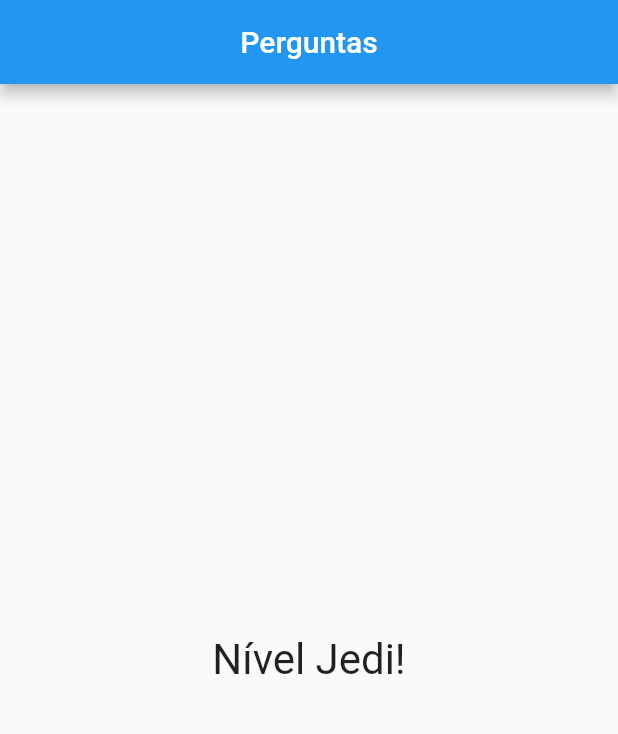
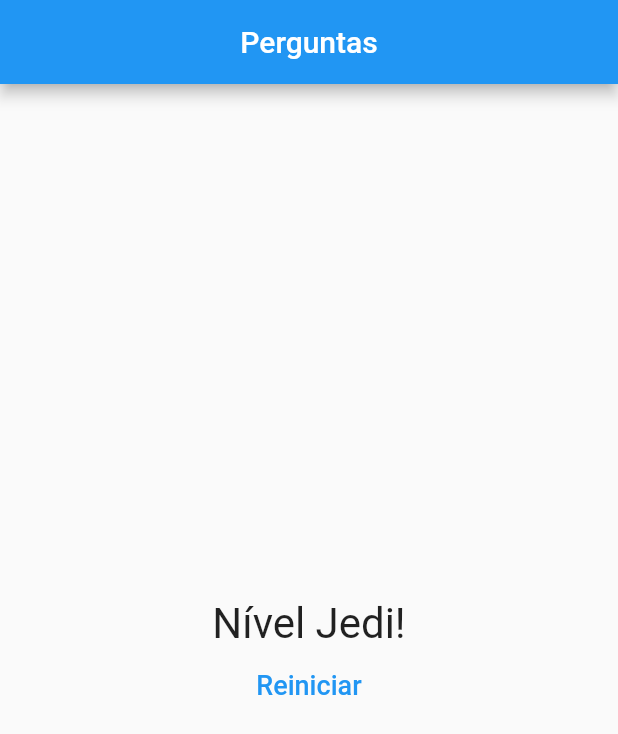
Before and after one commit to rafaelrsanches/cursos_flutter, a Flutter app: the screen it shows after launch, after a tap on "Preto", after a tap on "Cobra", after a tap on "Leonardo", on a phone screen of 412 x 824 dp. Shown: the top 734 px of the screen. Run offline on Flutter 3.47's test engine with Material 2 defaults, Android fonts, the phone set to English and light mode, and no system bars.

Commit message:
Reiniciando Questionário

```diff
--- a/curso_flutter/projeto_perguntas/lib/main.dart
+++ b/curso_flutter/projeto_perguntas/lib/main.dart
@@ -47,6 +47,13 @@ class _perguntaAppState extends State<PerguntaApp> {
     }
   }
 
+  void _reiniciarQuestionario() {
+    setState(() {
+      _perguntaSelecionada = 0;
+      _pontuacaoTotal = 0;
+    });
+  }
+
   bool get temPerguntaSelecionada {
     return (_perguntaSelecionada < _perguntas.length);
   }
@@ -64,7 +71,7 @@ class _perguntaAppState extends State<PerguntaApp> {
                 perguntas: _perguntas,
                 perguntaSelecionada: _perguntaSelecionada,
                 responder: _responder)
-            : Resultado(_pontuacaoTotal),
+            : Resultado(_pontuacaoTotal, _reiniciarQuestionario),
       ),
     );
   }
--- a/curso_flutter/projeto_perguntas/lib/resultado.dart
+++ b/curso_flutter/projeto_perguntas/lib/resultado.dart
@@ -4,8 +4,9 @@ import 'package:flutter/material.dart';
 
 class Resultado extends StatelessWidget {
   final int pontuacao;
+  final void Function() reiniciarQuestionario;
 
-  Resultado(this.pontuacao) {}
+  Resultado(this.pontuacao, this.reiniciarQuestionario) {}
 
   String get fraseResultado {
     if (pontuacao < 8) {
@@ -21,11 +22,22 @@ class Resultado extends StatelessWidget {
 
   @override
   Widget build(BuildContext context) {
-    return Center(
-      child: Text(
-        fraseResultado,
-        style: TextStyle(fontSize: 28),
-      ),
+    return Column(
+      mainAxisAlignment: MainAxisAlignment.center,
+      children: [
+        Center(
+          child: Text(
+            fraseResultado,
+            style: TextStyle(fontSize: 28),
+          ),
+        ),
+        TextButton(
+            child: Text(
+              "Reiniciar",
+              style: TextStyle(fontSize: 18),
+            ),
+            onPressed: reiniciarQuestionario),
+      ],
     );
   }
 }
```
